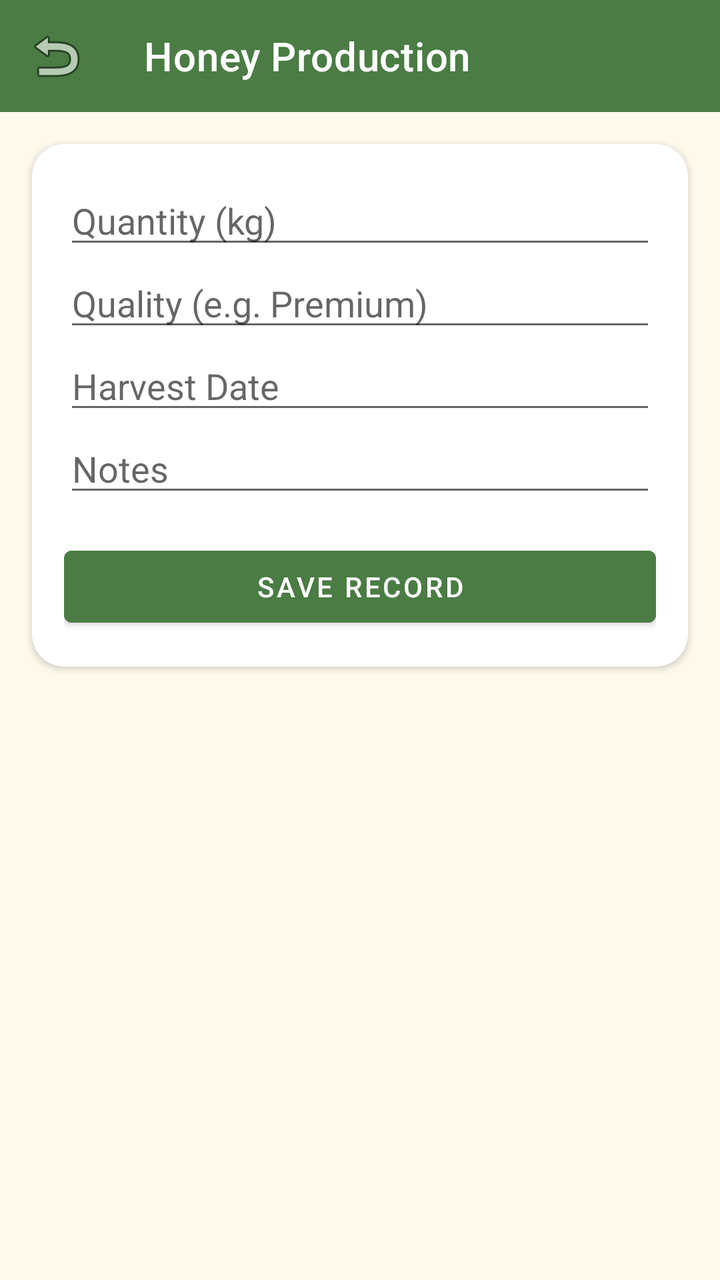
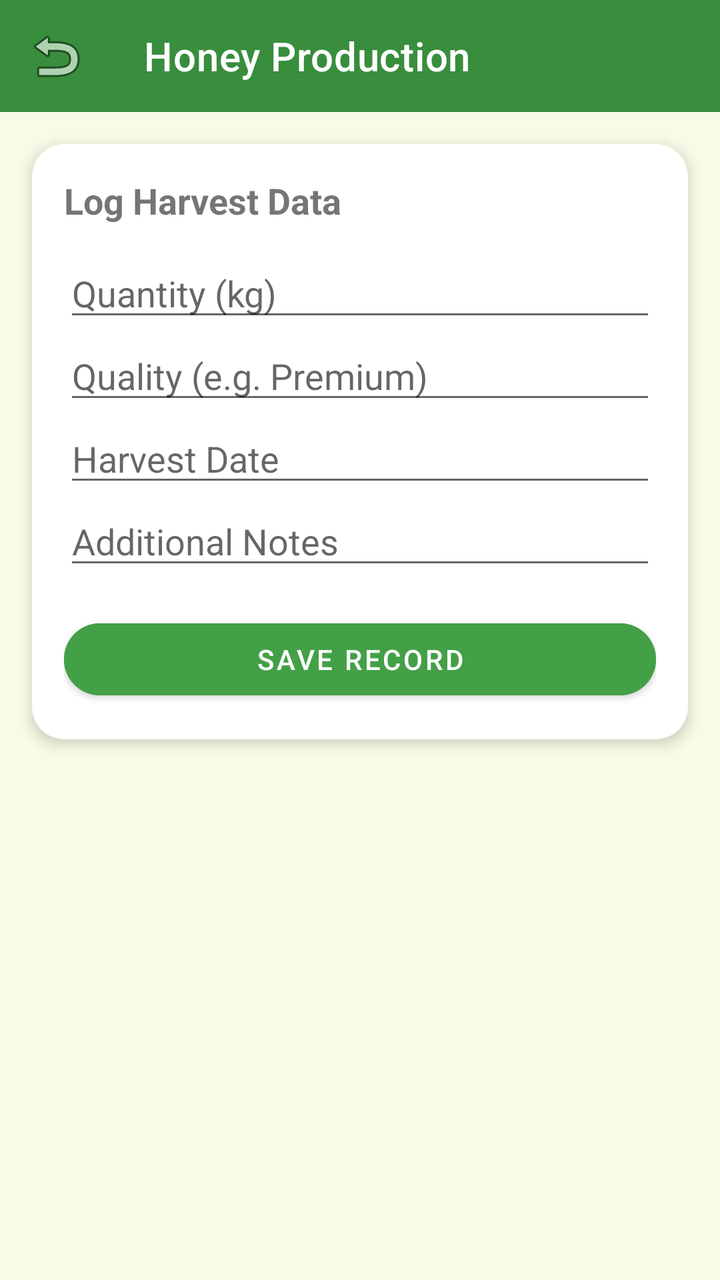

Compare the two renders of this Android layout. The source of the first and the diff that turns it into the second are given below.
<!-- AndroidManifest.xml: application theme Theme.MadhuSiri -->
<!-- res/layout/activity_honey_production.xml -->
<?xml version="1.0" encoding="utf-8"?>
<androidx.coordinatorlayout.widget.CoordinatorLayout xmlns:android="http://schemas.android.com/apk/res/android"
    xmlns:app="http://schemas.android.com/apk/res-auto"
    android:layout_width="match_parent"
    android:layout_height="match_parent"
    android:background="@color/background_cream">

    <LinearLayout
        android:layout_width="match_parent"
        android:layout_height="match_parent"
        android:orientation="vertical">

        <androidx.appcompat.widget.Toolbar
            android:id="@+id/toolbar"
            android:layout_width="match_parent"
            android:layout_height="?attr/actionBarSize"
            android:background="@color/primary_green"
            app:title="Honey Production"
            app:titleTextColor="@color/white"
            app:navigationIcon="@android:drawable/ic_menu_revert"/>

        <androidx.cardview.widget.CardView
            android:layout_width="match_parent"
            android:layout_height="wrap_content"
            android:layout_margin="16dp"
            app:cardCornerRadius="16dp">
            <LinearLayout
                android:layout_width="match_parent"
                android:layout_height="wrap_content"
                android:orientation="vertical"
                android:padding="16dp">

                <EditText
                    android:id="@+id/etHoneyYield"
                    android:layout_width="match_parent"
                    android:layout_height="wrap_content"
                    android:hint="Quantity (kg)"
                    android:inputType="numberDecimal" />

                <EditText
                    android:id="@+id/etQuality"
                    android:layout_width="match_parent"
                    android:layout_height="wrap_content"
                    android:hint="Quality (e.g. Premium)"
                    android:inputType="text" />

                <EditText
                    android:id="@+id/etHarvestDate"
                    android:layout_width="match_parent"
                    android:layout_height="wrap_content"
                    android:hint="Harvest Date"
                    android:focusable="false"
                    android:clickable="true" />

                <EditText
                    android:id="@+id/etNotes"
                    android:layout_width="match_parent"
                    android:layout_height="wrap_content"
                    android:hint="Notes"
                    android:inputType="textMultiLine" />

                <Button
                    android:id="@+id/btnSaveProduction"
                    android:layout_width="match_parent"
                    android:layout_height="wrap_content"
                    android:layout_marginTop="16dp"
                    android:text="Save Record"
                    android:backgroundTint="@color/button_green"
                    android:textColor="@color/white"/>
            </LinearLayout>
        </androidx.cardview.widget.CardView>

        <androidx.recyclerview.widget.RecyclerView
            android:id="@+id/rvProductionHistory"
            android:layout_width="match_parent"
            android:layout_height="match_parent"
            android:paddingHorizontal="16dp"
            android:clipToPadding="false"/>

    </LinearLayout>

</androidx.coordinatorlayout.widget.CoordinatorLayout>
<!-- resources referenced by this layout -->
<resources>
  <color name="background_cream">#FDF9EB</color>
  <color name="button_green">#4A7C44</color>
  <color name="primary_green">#4A7C44</color>
  <color name="white">#FFFFFFFF</color>
  <style name="Theme.MadhuSiri" parent="Theme.MaterialComponents.Light.NoActionBar">
          
          <item name="colorPrimary">@color/primary_green</item>
          <item name="colorPrimaryVariant">@color/primary_dark</item>
          <item name="colorOnPrimary">@color/white</item>
          
          <item name="colorSecondary">@color/honey_yellow</item>
          <item name="colorSecondaryVariant">@color/honey_orange</item>
          <item name="colorOnSecondary">@color/black</item>
          
          <item name="android:statusBarColor">@color/primary_dark</item>
          
          <item name="android:windowBackground">@color/background_cream</item>
  
          <item name="cardViewStyle">@style/CustomCardView</item>
      </style>
  <color name="primary_dark">#2E4B28</color>
  <color name="honey_yellow">#FFC107</color>
  <color name="honey_orange">#FF9800</color>
  <color name="black">#FF000000</color>
  <style name="CustomCardView" parent="Widget.MaterialComponents.CardView">
          <item name="cardCornerRadius">16dp</item>
          <item name="cardElevation">2dp</item>
          <item name="cardBackgroundColor">@color/card_bg</item>
      </style>
  <color name="card_bg">#FFFFFF</color>
</resources>

<!-- the commit's change to res/layout/activity_honey_production.xml (unified diff, before → after) -->
@@ -23,12 +23,21 @@
             android:layout_width="match_parent"
             android:layout_height="wrap_content"
             android:layout_margin="16dp"
-            app:cardCornerRadius="16dp">
+            app:cardCornerRadius="16dp"
+            app:cardElevation="4dp">
             <LinearLayout
                 android:layout_width="match_parent"
                 android:layout_height="wrap_content"
                 android:orientation="vertical"
                 android:padding="16dp">
+
+                <TextView
+                    android:layout_width="wrap_content"
+                    android:layout_height="wrap_content"
+                    android:text="Log Harvest Data"
+                    android:textStyle="bold"
+                    android:textSize="18sp"
+                    android:layout_marginBottom="12dp"/>
 
                 <EditText
                     android:id="@+id/etHoneyYield"
@@ -56,7 +65,7 @@
                     android:id="@+id/etNotes"
                     android:layout_width="match_parent"
                     android:layout_height="wrap_content"
-                    android:hint="Notes"
+                    android:hint="Additional Notes"
                     android:inputType="textMultiLine" />
 
                 <Button
@@ -66,17 +75,37 @@
                     android:layout_marginTop="16dp"
                     android:text="Save Record"
                     android:backgroundTint="@color/button_green"
-                    android:textColor="@color/white"/>
+                    android:textColor="@color/white"
+                    app:cornerRadius="24dp"/>
             </LinearLayout>
         </androidx.cardview.widget.CardView>
 
-        <androidx.recyclerview.widget.RecyclerView
-            android:id="@+id/rvProductionHistory"
+        <FrameLayout
             android:layout_width="match_parent"
-            android:layout_height="match_parent"
-            android:paddingHorizontal="16dp"
-            android:clipToPadding="false"/>
+            android:layout_height="match_parent">
 
+            <androidx.recyclerview.widget.RecyclerView
+                android:id="@+id/rvProductionHistory"
+                android:layout_width="match_parent"
+                android:layout_height="match_parent"
+                android:paddingHorizontal="16dp"
+                android:clipToPadding="false"/>
+
+            <TextView
+                android:id="@+id/tvEmptyState"
+                android:layout_width="wrap_content"
+                android:layout_height="wrap_content"
+                android:text="No records found"
+                android:layout_gravity="center"
+                android:visibility="gone"/>
+
+            <ProgressBar
+                android:id="@+id/progressBar"
+                android:layout_width="wrap_content"
+                android:layout_height="wrap_content"
+                android:layout_gravity="center"
+                android:visibility="gone"/>
+        </FrameLayout>
     </LinearLayout>
 
 </androidx.coordinatorlayout.widget.CoordinatorLayout>
<!-- resource entries referenced after the edit -->
@@ -1,8 +1,8 @@
 <!-- resources referenced by this layout -->
 <resources>
-  <color name="background_cream">#FDF9EB</color>
-  <color name="button_green">#4A7C44</color>
-  <color name="primary_green">#4A7C44</color>
+  <color name="background_cream">#F9FBE7</color>
+  <color name="button_green">#43A047</color>
+  <color name="primary_green">#388E3C</color>
   <color name="white">#FFFFFFFF</color>
   <style name="Theme.MadhuSiri" parent="Theme.MaterialComponents.Light.NoActionBar">
           
@@ -20,9 +20,9 @@
   
           <item name="cardViewStyle">@style/CustomCardView</item>
       </style>
-  <color name="primary_dark">#2E4B28</color>
-  <color name="honey_yellow">#FFC107</color>
-  <color name="honey_orange">#FF9800</color>
+  <color name="primary_dark">#1B5E20</color>
+  <color name="honey_yellow">#FBC02D</color>
+  <color name="honey_orange">#F57C00</color>
   <color name="black">#FF000000</color>
   <style name="CustomCardView" parent="Widget.MaterialComponents.CardView">
           <item name="cardCornerRadius">16dp</item>
